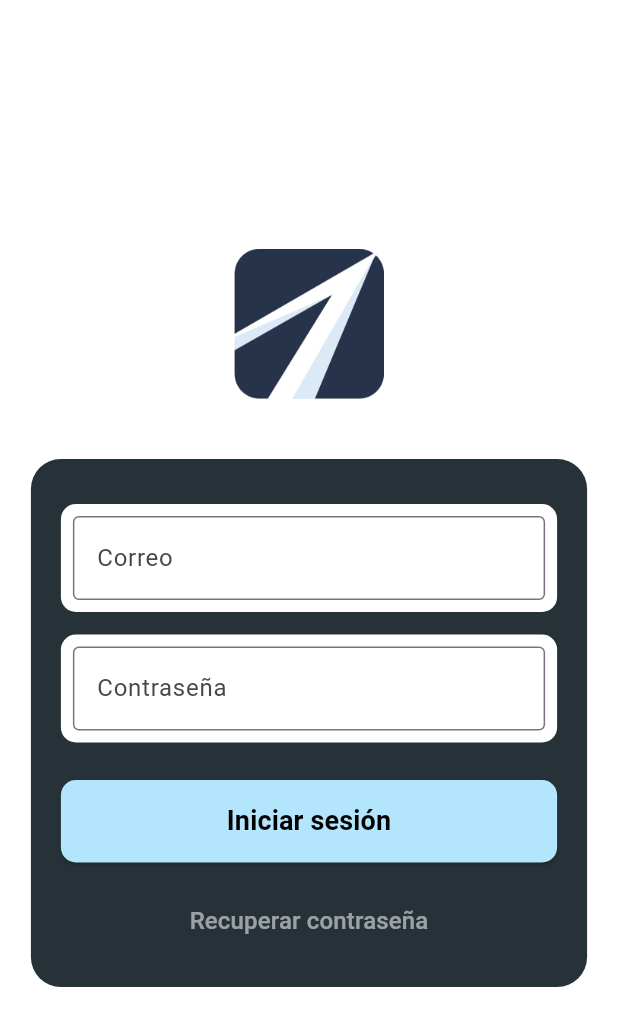
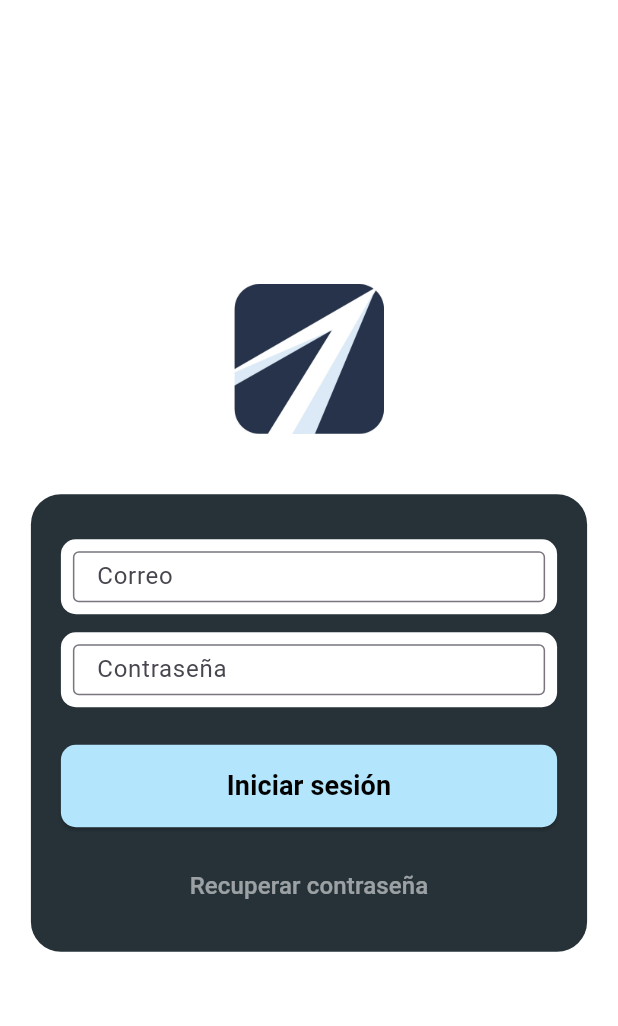
Before and after one commit to josephaven/viayage-frontend, a Flutter app: the LoginPage screen opened directly, on a phone screen of 412 x 824 dp. Shown: the top 1026 px of the screen. Run offline on Flutter 3.47's test engine with Material 3 defaults, Android fonts, the phone set to English and light mode, and no system bars.

Commit message:
Ajuste de tamaño en campos de LoginPage

```diff
--- a/lib/views/login_page.dart
+++ b/lib/views/login_page.dart
@@ -29,7 +29,7 @@ class _LoginPageState extends State<LoginPage> {
   @override
   Widget build(BuildContext context) {
     return Scaffold(
-      backgroundColor: Colors.white, // Color de fondo
+      backgroundColor: Colors.white,
       body: Center(
         child: Column(
           mainAxisAlignment: MainAxisAlignment.center,
@@ -47,7 +47,7 @@ class _LoginPageState extends State<LoginPage> {
               width: MediaQuery.of(context).size.width * 0.9,
               padding: EdgeInsets.all(20),
               decoration: BoxDecoration(
-                color: Colors.blueGrey[900], // Fondo oscuro
+                color: Colors.blueGrey[900],
                 borderRadius: BorderRadius.circular(20),
               ),
               child: Column(
@@ -55,22 +55,28 @@ class _LoginPageState extends State<LoginPage> {
                 children: [
                   SizedBox(height: 10),
 
-                  // Campos de texto con fondo claro
-                  Container(
+                  // Campos de texto
+                  SizedBox(
+                    height: 50,
+                    child: Container(
                       decoration: BoxDecoration(
-                      color: Colors.white, // Fondo claro
+                        color: Colors.white,
                         borderRadius: BorderRadius.circular(10),
                       ),
                       child: TextInput(label: "Correo", controller: emailController),
                     ),
-                  SizedBox(height: 15),
+                  ),
+                  SizedBox(height: 12),
 
-                  Container(
+                  SizedBox(
+                    height: 50,
+                    child: Container(
                       decoration: BoxDecoration(
-                      color: Colors.white, // Fondo claro
+                        color: Colors.white,
                         borderRadius: BorderRadius.circular(10),
                       ),
                       child: TextInput(label: "Contraseña", controller: passwordController, isPassword: true),
+                    ),
                   ),
                   SizedBox(height: 25),
 
```
Lines whose indentation alone changed are shown as unchanged.
